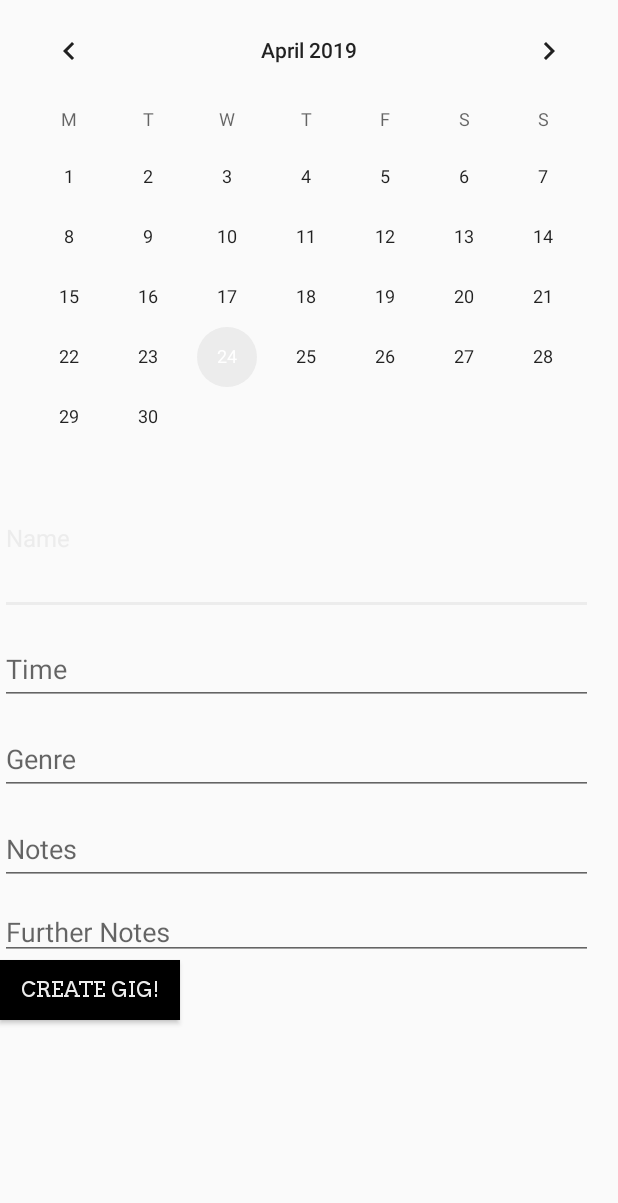
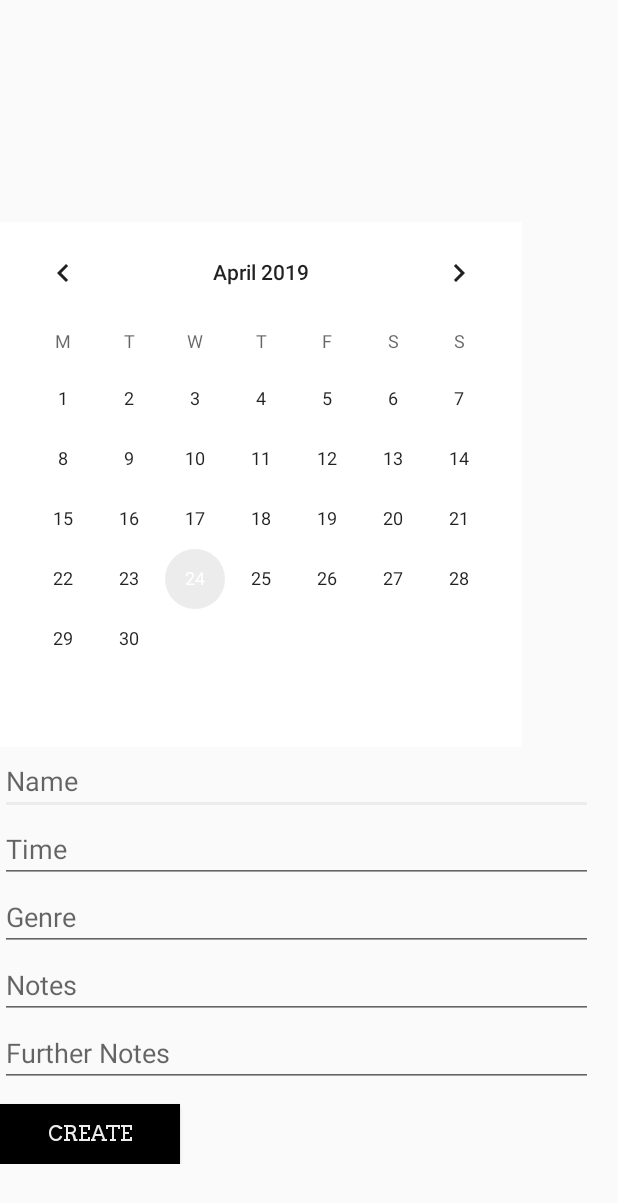
Before and after one commit to emma-boardman/android-group-project, an Android app: the layout add_gig_to_calendar.xml on its own in the app's theme, with its tools: preview values and no code run, on a phone screen of 412 x 824 dp. Shown: the top 1203 px of the screen. Run offline under Robolectric (Android 15) with nearby library versions, the phone set to English and light mode, and no system bars.

```diff
--- a/app/src/main/res/layout/add_gig_to_calendar.xml
+++ b/app/src/main/res/layout/add_gig_to_calendar.xml
@@ -5,104 +5,98 @@
     android:layout_width="match_parent"
     android:layout_height="match_parent">
 
-    <android.support.design.widget.TextInputLayout
+
+
+    <ScrollView
+        android:id="@+id/scroll_View"
+        android:layout_width="match_parent"
+        android:layout_height="match_parent">
+
+        <android.support.v7.widget.LinearLayoutCompat
             android:id="@+id/User_Input_Layout"
             android:layout_width="395dp"
             android:layout_height="wrap_content"
-        android:layout_below="@id/addingGigCalendarView"
+            android:layout_gravity="center_vertical"
+            android:orientation="vertical"
             tools:layout_editor_absoluteX="8dp"
             tools:layout_editor_absoluteY="349dp">
 
-        <android.support.design.widget.TextInputEditText
+            <CalendarView
+                android:id="@+id/addingGigCalendarView"
+                android:layout_width="wrap_content"
+                android:layout_height="350dp"
+                android:layout_marginTop="100dp"
+                android:background="@color/cardview_light_background"
+                android:firstDayOfWeek="2"
+                android:focusedMonthDateColor="#00050505"
+                android:maxDate="01/01/2070"
+                android:minDate="01/01/2019"
+                android:weekNumberColor="@color/cardview_dark_background" />
+
+
+            <EditText
                 android:id="@+id/User_Input"
                 android:layout_width="match_parent"
                 android:layout_height="wrap_content"
-            android:hint="@string/adding_new_gig_name" />
-    </android.support.design.widget.TextInputLayout>
+                android:autoText="false"
+                android:hint="@string/adding_new_gig_name"
+                android:importantForAutofill="no"
+                android:inputType="textShortMessage" />
 
-    <android.support.design.widget.TextInputLayout
-        android:id="@+id/time_Input_Layout"
-        android:layout_width="395dp"
-        android:layout_height="wrap_content"
-        android:layout_below="@id/User_Input_Layout"
-        tools:layout_editor_absoluteX="8dp"
-        tools:layout_editor_absoluteY="417dp">
 
-        <android.support.design.widget.TextInputEditText
+            <EditText
                 android:id="@+id/time_Input"
                 android:layout_width="match_parent"
                 android:layout_height="wrap_content"
-            android:hint="@string/adding_new_gig_time" />
-    </android.support.design.widget.TextInputLayout>
+                android:hint="@string/adding_new_gig_time"
+                android:importantForAutofill="no"
+                android:inputType="time" />
 
-    <android.support.design.widget.TextInputLayout
-        android:id="@+id/genre_Input_Layout"
-        android:layout_width="395dp"
-        android:layout_height="wrap_content"
-        android:layout_below="@id/time_Input_Layout"
-        tools:layout_editor_absoluteX="8dp"
-        tools:layout_editor_absoluteY="486dp">
 
-        <android.support.design.widget.TextInputEditText
+            <EditText
                 android:id="@+id/genre_Input"
                 android:layout_width="match_parent"
                 android:layout_height="wrap_content"
-            android:hint="@string/adding_new_gig_genre" />
-    </android.support.design.widget.TextInputLayout>
+                android:hint="@string/adding_new_gig_genre"
+                android:importantForAutofill="no"
+                android:inputType="textShortMessage" />
 
-    <android.support.design.widget.TextInputLayout
-        android:id="@+id/Notes_Input_Layout"
-        android:layout_width="395dp"
-        android:layout_height="wrap_content"
-        android:layout_below="@id/genre_Input_Layout"
-        tools:layout_editor_absoluteX="8dp"
-        tools:layout_editor_absoluteY="561dp">
-        <android.support.design.widget.TextInputEditText
+
+            <EditText
                 android:id="@+id/notes_Input"
                 android:layout_width="match_parent"
                 android:layout_height="wrap_content"
-            android:hint="@string/adding_new_gig_notes" />
-    </android.support.design.widget.TextInputLayout>
+                android:hint="@string/adding_new_gig_notes"
+                android:importantForAutofill="no"
+                android:inputType="textShortMessage" />
 
 
-
-    <CalendarView
-        android:id="@+id/addingGigCalendarView"
-        android:layout_width="fill_parent"
-        android:layout_height="350dp"
-        android:firstDayOfWeek="2"
-        android:maxDate="01/01/2070"
-        android:minDate="01/01/2019"
-        tools:layout_editor_absoluteX="0dp"
-        tools:layout_editor_absoluteY="-1dp" />
-
-
-    <android.support.design.widget.TextInputLayout
-        android:id="@+id/further_Notes_Input_Layout"
-        android:layout_width="395dp"
-        android:layout_height="wrap_content"
-        android:layout_below="@id/Notes_Input_Layout"
-        tools:layout_editor_absoluteX="8dp"
-        tools:layout_editor_absoluteY="620dp">
-
-        <android.support.design.widget.TextInputEditText
+            <EditText
                 android:id="@+id/furtherNotes_Input"
                 android:layout_width="match_parent"
-            android:layout_height="35dp"
-            android:layout_below="@+id/notes_Input"
-            android:hint="@string/adding_new_gig_further_notes" />
-    </android.support.design.widget.TextInputLayout>
+                android:layout_height="wrap_content"
+                android:hint="@string/adding_new_gig_further_notes"
+                android:importantForAutofill="no"
+                android:inputType="textShortMessage" />
+
 
             <Button
                 android:id="@+id/addGigButton"
                 android:layout_width="120dp"
                 android:layout_height="40dp"
-        android:layout_below="@id/further_Notes_Input_Layout"
+                android:layout_marginTop="11dp"
                 android:background="@color/colorPrimaryDark"
                 android:fontFamily="@font/arvo"
                 android:text="@string/adding_new_gig_button2"
                 android:textColor="@color/colorAccent"
                 tools:layout_editor_absoluteX="283dp"
-        tools:layout_editor_absoluteY="689dp" />
+                tools:layout_editor_absoluteY="689dp"
+                />
+
+        </android.support.v7.widget.LinearLayoutCompat>
+
+    </ScrollView>
+
+
 
 </RelativeLayout>
--- a/app/src/main/res/values/strings.xml
+++ b/app/src/main/res/values/strings.xml
@@ -68,7 +68,7 @@
     <string name="adding_new_gig_notes">Notes</string>
     <string name="adding_new_gig_further_notes">Further Notes</string>
     <string name="adding_new_gig_button">Create Gig!</string>
-    <string name="adding_new_gig_button2">Create Gig!</string>
+    <string name="adding_new_gig_button2">Create</string>
 
 
 </resources>
```
Also changed, not shown: app/src/main/java/com/example/testandroidapplication/CalendarFragment.java (+49 -9 lines), app/src/main/java/com/example/testandroidapplication/NewGigFragment.java (added, +65 -0 lines), app/src/main/res/layout/activity_calendar.xml (deleted, +0 -120 lines), app/src/main/res/layout/calendar_view.xml (+10 -7 lines). Lines whose indentation alone changed are shown as unchanged.
